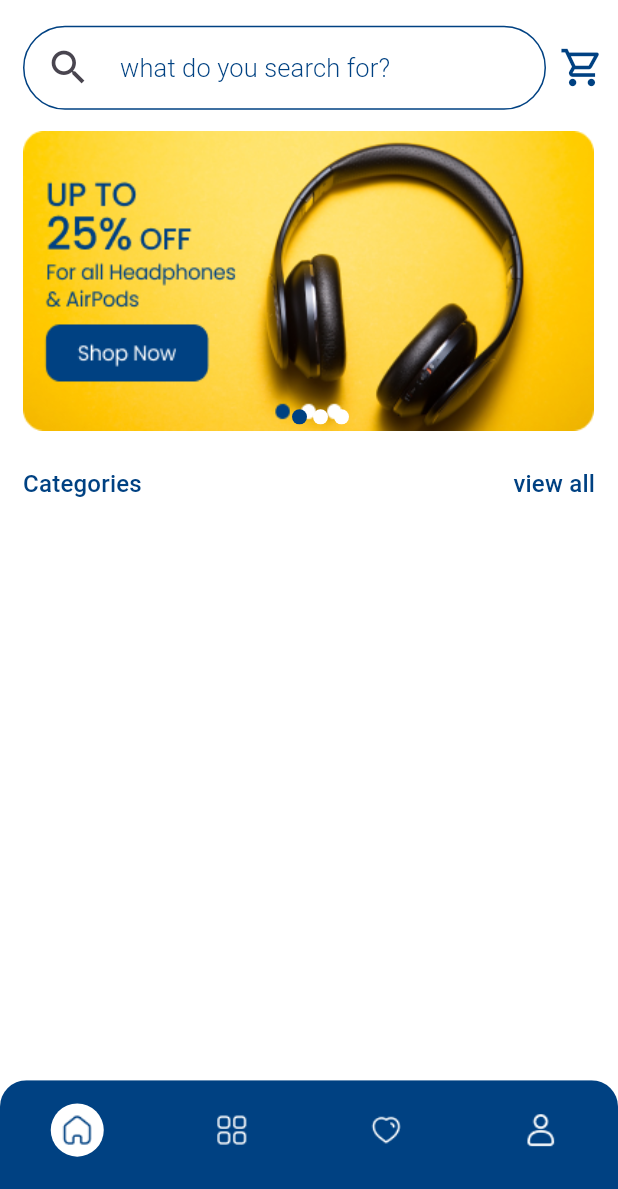
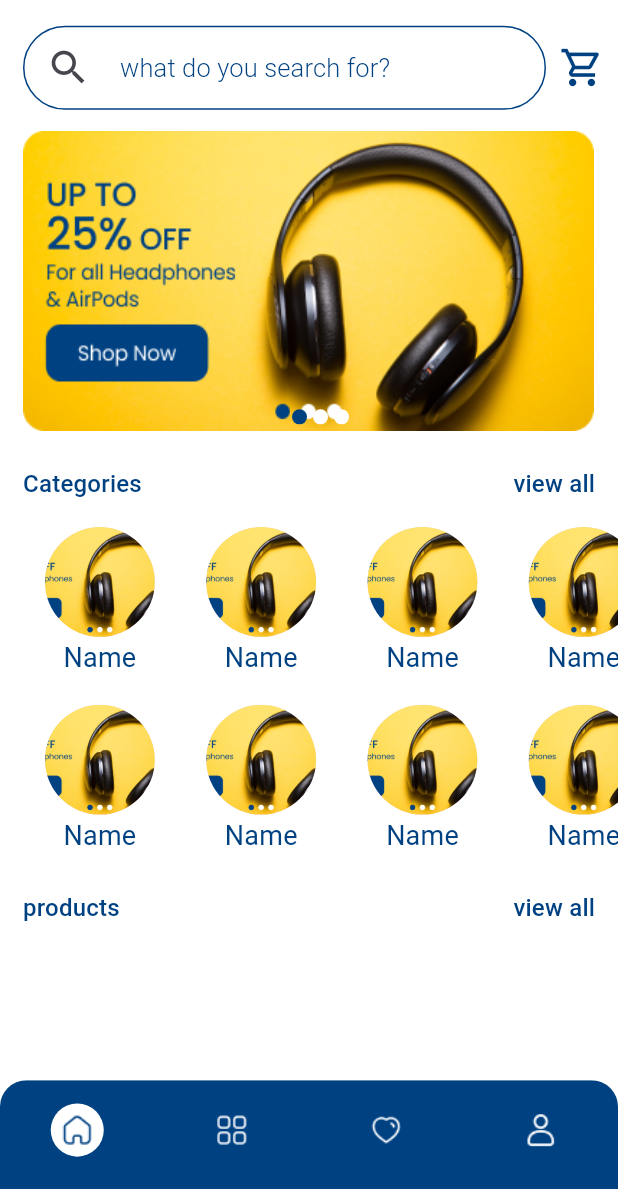
Before and after one commit to Elywa/E-Commerce, a Flutter app: the screen it shows after launch, on a phone screen of 412 x 824 dp, the part 47-1236 px from its top. Run offline on Flutter 3.47's test engine with Material 3 defaults, Android fonts, the phone set to English and light mode, and no system bars; drawn by our look-alikes of flutter_image_slideshow; our stand-ins replace bloc, connectivity_plus, dartz, equatable, flutter_bloc, flutter_screenutil and 2 more.

Commit message:
adding categories grid  view

```diff
--- /dev/null
+++ b/devtools_options.yaml
@@ -0,0 +1,3 @@
+description: This file stores settings for Dart & Flutter DevTools.
+documentation: https://docs.flutter.dev/tools/devtools/extensions#configure-extension-enablement-states
+extensions:
--- a/lib/UI/Home/tabs/home tab/home_tab_view.dart
+++ b/lib/UI/Home/tabs/home tab/home_tab_view.dart
@@ -1,11 +1,10 @@
 import 'package:e_commerce/UI/Home/widgets/announcements_widgets.dart';
+import 'package:e_commerce/UI/Home/widgets/custom_grid_view.dart';
+
 import 'package:e_commerce/UI/Home/widgets/search_row.dart';
 import 'package:e_commerce/UI/Home/widgets/two_items_custom_row.dart';
-import 'package:e_commerce/UI/Utils/colors.dart';
-import 'package:e_commerce/UI/Utils/functions.dart';
 import 'package:e_commerce/UI/Utils/my_assets.dart';
 import 'package:flutter/material.dart';
-import 'package:flutter_image_slideshow/flutter_image_slideshow.dart';
 import 'package:flutter_screenutil/flutter_screenutil.dart';
 
 class HomeTabView extends StatelessWidget {
@@ -15,6 +14,7 @@ class HomeTabView extends StatelessWidget {
     MyAssets.announcement2,
     MyAssets.announcement3
   ];
+
   @override
   Widget build(BuildContext context) {
     return SafeArea(
@@ -40,7 +40,15 @@ class HomeTabView extends StatelessWidget {
             const SizedBox(
               height: 24,
             ),
-            const TwoItemsCustomRow(text1: 'Categories', text2: 'view all')
+            const TwoItemsCustomRow(text1: 'Categories', text2: 'view all'),
+            const SizedBox(
+              height: 16,
+            ),
+            const CustomGridView(),
+            SizedBox(
+              height: 24.h,
+            ),
+            const TwoItemsCustomRow(text1: 'products', text2: 'view all')
           ],
         ),
       ),
--- a/lib/UI/Home/widgets/Home_View_Body.dart
+++ b/lib/UI/Home/widgets/Home_View_Body.dart
@@ -1,7 +1,6 @@
 import 'package:e_commerce/UI/Home/cubits/Home%20Cubit/home_view_model_cubit.dart';
 import 'package:e_commerce/UI/Utils/functions.dart';
 import 'package:e_commerce/UI/Home/tabs/favourite%20tab/favourite_tab_view.dart';
-import 'package:e_commerce/UI/Home/tabs/home%20tab/home_tab_view.dart';
 import 'package:e_commerce/UI/Home/tabs/Categories%20tab/categories_tab.dart';
 import 'package:e_commerce/UI/Home/tabs/profile%20tab/profile_tab_view.dart';
 import 'package:e_commerce/UI/Utils/colors.dart';
--- /dev/null
+++ b/lib/UI/Home/widgets/custom_grid_view.dart
@@ -0,0 +1,27 @@
+import 'package:e_commerce/UI/Home/widgets/grid_view_item.dart';
+import 'package:flutter/material.dart';
+import 'package:flutter_screenutil/flutter_screenutil.dart';
+
+class CustomGridView extends StatelessWidget {
+  const CustomGridView({super.key});
+
+  @override
+  Widget build(BuildContext context) {
+    return SizedBox(
+      height: 250.h,
+      child: GridView.builder(
+          padding: EdgeInsets.zero,
+          itemCount: 10,
+          scrollDirection: Axis.horizontal,
+          physics: const BouncingScrollPhysics(),
+          gridDelegate: const SliverGridDelegateWithFixedCrossAxisCount(
+            crossAxisCount: 2,
+            crossAxisSpacing: 16,
+            mainAxisSpacing: 5,
+          ),
+          itemBuilder: (context, index) {
+            return const GridViewItem();
+          }),
+    );
+  }
+}
--- /dev/null
+++ b/lib/UI/Home/widgets/grid_view_item.dart
@@ -0,0 +1,36 @@
+import 'package:e_commerce/UI/Home/widgets/Home_View_Body.dart';
+import 'package:e_commerce/UI/Utils/colors.dart';
+import 'package:e_commerce/UI/Utils/my_assets.dart';
+import 'package:flutter/material.dart';
+import 'package:flutter_screenutil/flutter_screenutil.dart';
+
+class GridViewItem extends StatelessWidget {
+  const GridViewItem({super.key});
+
+  @override
+  Widget build(BuildContext context) {
+    return Column(
+      children: [
+        Expanded(
+          flex: 5,
+          child: CircleAvatar(
+            radius: 80.r,
+            backgroundImage: const AssetImage(MyAssets.announcement1),
+          ),
+        ),
+        // const SizedBox(
+        //   height: ,
+        // ),
+        Expanded(
+            flex: 2,
+            child: Text(
+              'Name',
+              style: Theme.of(context).textTheme.titleMedium!.copyWith(
+                    color: AppColors.primaryColor,
+                    fontSize: 18,
+                  ),
+            ))
+      ],
+    );
+  }
+}
--- a/lib/UI/Home/widgets/two_items_custom_row.dart
+++ b/lib/UI/Home/widgets/two_items_custom_row.dart
@@ -4,9 +4,11 @@ import 'package:flutter_screenutil/flutter_screenutil.dart';
 
 class TwoItemsCustomRow extends StatelessWidget {
   const TwoItemsCustomRow(
-      {super.key, required this.text1, required this.text2});
+      {
+        super.key, required this.text1, required this.text2});
   final String text1;
   final String text2;
+
   @override
   Widget build(BuildContext context) {
     return Padding(
```
